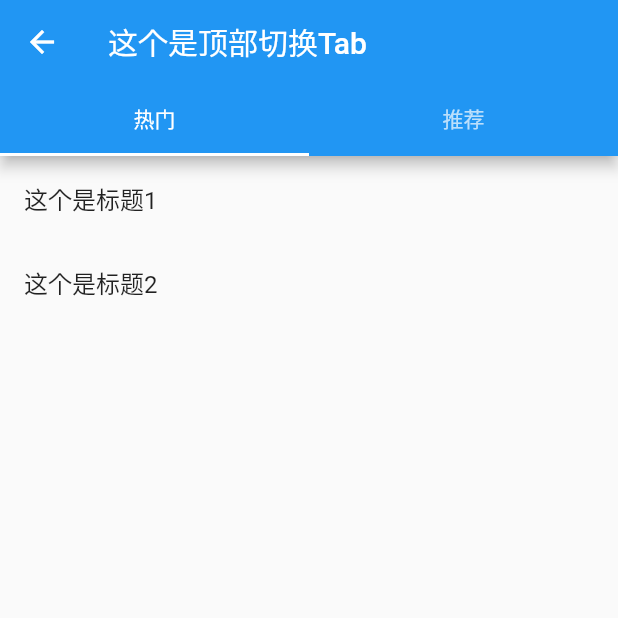
After one commit to xiaoyaole3/flutter_learn, a Flutter app: the screen it shows after launch, after a tap on "跳转到顶部切换TabBar", on a phone screen of 412 x 824 dp, the top half of it. The commit adds this screen. Run offline on Flutter 3.47's test engine with Material 2 defaults, Android fonts, the phone set to English and light mode, and no system bars.

Commit message:
顶部tabBar

```diff
--- /dev/null
+++ b/lib/pages/TabBarHeader.dart
@@ -0,0 +1,52 @@
+import 'package:flutter/material.dart';
+
+class TabBarHeaderPage extends StatelessWidget {
+  const TabBarHeaderPage({Key? key}) : super(key: key);
+
+  @override
+  Widget build(BuildContext context) {
+    return DefaultTabController(
+      length: 2,
+      child: Scaffold(
+        appBar: AppBar(
+          title: Text("这个是顶部切换Tab"),
+          bottom: TabBar(
+            tabs: [
+              Tab(
+                text: "热门",
+              ),
+              Tab(
+                text: "推荐",
+              )
+            ],
+          ),
+        ),
+        // body 中的tabBarView要和上面的tabBar数量相对应
+        body: TabBarView(
+          children: [
+            ListView(
+              children: [
+                ListTile(
+                  title: Text("这个是标题1"),
+                ),
+                ListTile(
+                  title: Text("这个是标题2"),
+                )
+              ],
+            ),
+            ListView(
+              children: [
+                ListTile(
+                  title: Text("这个是第二个tabBar"),
+                ),
+                ListTile(
+                  title: Text("这个是第二个tabBar"),
+                )
+              ],
+            )
+          ],
+        ),
+      ),
+    );
+  }
+}
--- a/lib/pages/tabs/Home.dart
+++ b/lib/pages/tabs/Home.dart
@@ -55,6 +55,14 @@ class HomePage extends StatelessWidget {
             Navigator.pushNamed(context, '/appBarDemo',);
           },
         ),
+        SizedBox(height: 10,),
+        // 命名路由传值
+        ElevatedButton(
+          child: Text("跳转到顶部切换TabBar"),
+          onPressed: () {
+            Navigator.pushNamed(context, '/tabBarHeader',);
+          },
+        ),
       ],
     );
   }
--- a/lib/routes/Routes.dart
+++ b/lib/routes/Routes.dart
@@ -12,6 +12,7 @@ import '../pages/users/RegisterSecond.dart';
 import '../pages/users/RegisterThird.dart';
 
 import '../pages/AppBarDemo.dart';
+import '../pages/TabBarHeader.dart';
 
 final routes={
   '/':(context, {arguments})=>Tabs(),
@@ -24,6 +25,7 @@ final routes={
   '/registerSecond': (context, {arguments})=>RegisterSecond(),
   '/registerThird': (context, {arguments})=>RegisterThird(),
   '/appBarDemo': (context, {arguments})=>AppBarDemoPage(),
+  '/tabBarHeader': (context, {arguments})=>TabBarHeaderPage(),
 };
 
 // 这里是声明了一个函数
```
